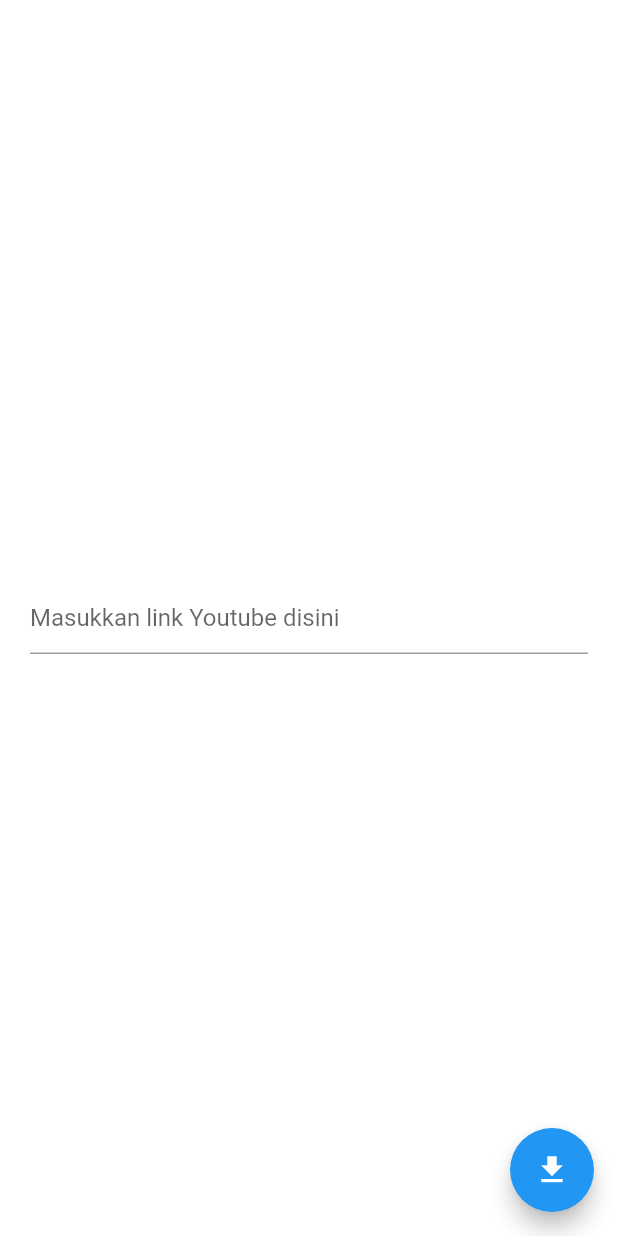
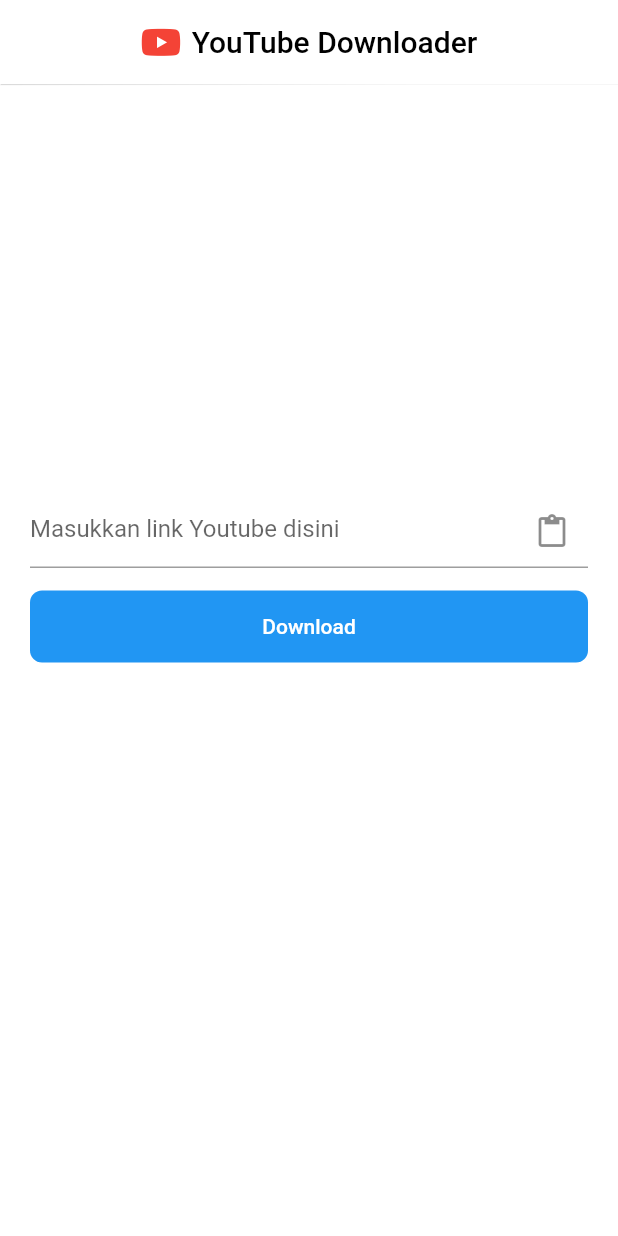
Before and after one commit to taufiqjack/flutter_youtube_downloader, a Flutter app: the screen it shows after launch, on a phone screen of 412 x 824 dp. Run offline on Flutter 3.47's test engine with Material 2 defaults, Android fonts, the phone set to English and light mode, and no system bars; our stand-ins replace font_awesome_flutter; missing offline and left inert: clipboard, flutter_youtube_downloader.

Commit message:
update ui

```diff
--- a/lib/home_view.dart
+++ b/lib/home_view.dart
@@ -1,7 +1,8 @@
+import 'package:clipboard/clipboard.dart';
 import 'package:flutter/material.dart';
 import 'package:flutter/services.dart';
 import 'package:flutter_youtube_downloader/flutter_youtube_downloader.dart';
-import 'package:fluttertoast/fluttertoast.dart';
+import 'package:font_awesome_flutter/font_awesome_flutter.dart';
 
 class HomeView extends StatefulWidget {
   HomeView({Key? key}) : super(key: key);
@@ -13,7 +14,7 @@ class HomeView extends StatefulWidget {
 class _HomeViewState extends State<HomeView> {
   final GlobalKey<FormState> formKey = GlobalKey();
   final txturl = TextEditingController();
-  String _exstractLink = 'Loading...';
+  String? _exstractLink = 'Loading...';
   String getId = (1).toString().padLeft(2, 'Video00');
 
   @override
@@ -45,16 +46,52 @@ class _HomeViewState extends State<HomeView> {
 
   @override
   Widget build(BuildContext context) {
+    String pasteValue = '';
     return Scaffold(
+      appBar: AppBar(
+        elevation: 0.3,
+        backgroundColor: Colors.white,
+        title: Row(
+          mainAxisAlignment: MainAxisAlignment.center,
+          children: const [
+            Icon(
+              FontAwesomeIcons.youtube,
+              color: Colors.red,
+            ),
+            SizedBox(
+              width: 10,
+            ),
+            Text(
+              'YouTube Downloader',
+              style: TextStyle(color: Colors.black),
+            ),
+          ],
+        ),
+        centerTitle: true,
+      ),
       backgroundColor: Colors.white,
       body: Center(
           child: Padding(
-        padding: const EdgeInsets.only(left: 20, right: 20),
-        child: Form(
+        padding: EdgeInsets.only(
+            left: 20, right: 20, top: MediaQuery.of(context).size.height / 3),
+        child: Column(
+          children: [
+            Form(
               key: formKey,
               child: TextFormField(
-            decoration:
-                const InputDecoration(hintText: 'Masukkan link Youtube disini'),
+                decoration: InputDecoration(
+                  hintText: 'Masukkan link Youtube disini',
+                  suffixIcon: InkWell(
+                      onTap: () {
+                        FlutterClipboard.paste().then((value) {
+                          setState(() {
+                            txturl.text = value;
+                            pasteValue = value;
+                          });
+                        });
+                      },
+                      child: const Icon(Icons.paste)),
+                ),
                 controller: txturl,
                 keyboardType: TextInputType.text,
                 textInputAction: TextInputAction.done,
@@ -66,15 +103,27 @@ class _HomeViewState extends State<HomeView> {
                 },
               ),
             ),
-      )),
-      floatingActionButton: FloatingActionButton(
+            const SizedBox(
+              height: 15,
+            ),
+            Container(
+              width: double.infinity,
+              decoration: BoxDecoration(
+                  borderRadius: BorderRadius.circular(8), color: Colors.blue),
+              child: TextButton(
                   onPressed: () {
                     if (formKey.currentState!.validate()) {
                       downloadVideo();
                     }
                   },
-        child: const Icon(Icons.download),
+                  child: const Text(
+                    'Download',
+                    style: TextStyle(color: Colors.white),
+                  )),
             ),
+          ],
+        ),
+      )),
     );
   }
 }
--- a/lib/main.dart
+++ b/lib/main.dart
@@ -12,6 +12,7 @@ class MyApp extends StatelessWidget {
   @override
   Widget build(BuildContext context) {
     return MaterialApp(
+      debugShowCheckedModeBanner: false,
       title: 'Flutter Demo',
       theme: ThemeData(
         // This is the theme of your application.
--- a/pubspec.yaml
+++ b/pubspec.yaml
@@ -35,6 +35,8 @@ dependencies:
   cupertino_icons: ^1.0.2
   flutter_youtube_downloader: ^0.0.5
   fluttertoast: ^8.0.9
+  font_awesome_flutter: ^10.1.0
+  clipboard: ^0.1.3
 
 dev_dependencies:
   flutter_test:
```
Also changed, not shown: pubspec.lock. Lines whose indentation alone changed are shown as unchanged.
